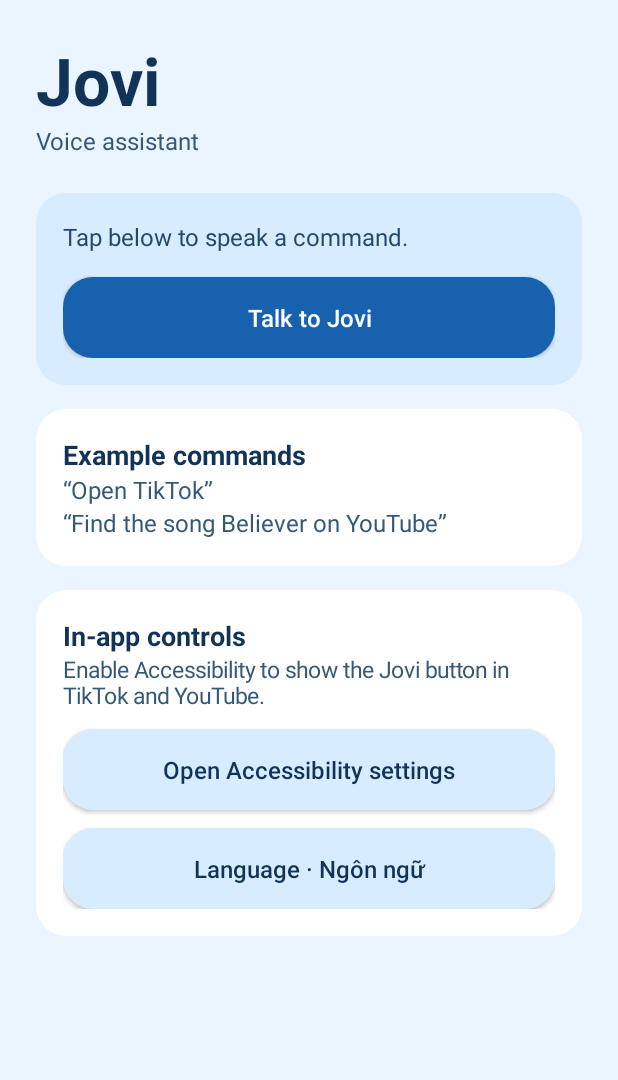
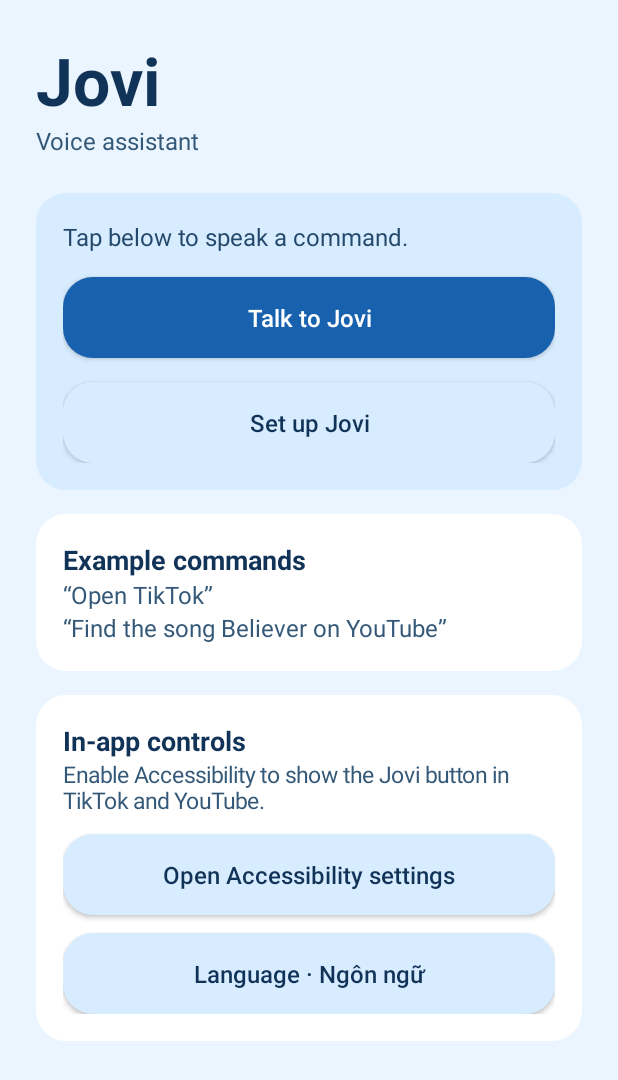
Before and after one commit to lytuk5/AI, an Android app: the screen it shows after launch (MainActivity), on a phone screen of 412 x 824 dp. Shown: the top 1080 px of the screen. Run offline under Robolectric (Android 15) with nearby library versions, the phone set to English and light mode, and no system bars.

Commit message:
Jovi 0.6: guide app and microphone permission setup

```diff
--- a/app/build.gradle
+++ b/app/build.gradle
@@ -10,7 +10,7 @@ android {
         applicationId 'vn.jovi.assistant'
         minSdk 29
         targetSdk 36
-        versionCode 6
-        versionName '0.5'
+        versionCode 7
+        versionName '0.6'
     }
 }
--- /dev/null
+++ b/app/src/main/java/vn/jovi/assistant/AppAccess.java
@@ -0,0 +1,41 @@
+package vn.jovi.assistant;
+
+import android.app.Activity;
+import android.app.AlertDialog;
+import android.content.Context;
+
+final class AppAccess {
+    private static final String[] APPS = {"TikTok", "YouTube", "Messenger", "Zalo", "WhatsApp", "SMS"};
+    private static final int ALL = (1 << APPS.length) - 1;
+
+    static boolean allows(Context context, String app) {
+        int selected = context.getSharedPreferences("app_access", Context.MODE_PRIVATE).getInt("selected", 0);
+        for (int i = 0; i < APPS.length; i++) {
+            if (APPS[i].equals(app)) return (selected & (1 << i)) != 0;
+        }
+        return false;
+    }
+
+    static boolean configured(Context context) {
+        return context.getSharedPreferences("app_access", Context.MODE_PRIVATE).contains("selected");
+    }
+
+    static void choose(Activity activity, Runnable complete) {
+        var preferences = activity.getSharedPreferences("app_access", Context.MODE_PRIVATE);
+        int[] selected = {preferences.getInt("selected", 0)};
+        boolean[] checked = new boolean[APPS.length];
+        for (int i = 0; i < APPS.length; i++) checked[i] = (selected[0] & (1 << i)) != 0;
+        new AlertDialog.Builder(activity)
+                .setTitle(R.string.choose_apps)
+                .setMultiChoiceItems(APPS, checked, (dialog, item, allowed) -> {
+                    int bit = 1 << item;
+                    selected[0] = allowed ? selected[0] | bit : selected[0] & ~bit;
+                })
+                .setNegativeButton(android.R.string.cancel, null)
+                .setPositiveButton(R.string.save_access, (dialog, which) -> {
+                    preferences.edit().putInt("selected", selected[0] & ALL).apply();
+                    complete.run();
+                })
+                .show();
+    }
+}
--- a/app/src/main/java/vn/jovi/assistant/MainActivity.java
+++ b/app/src/main/java/vn/jovi/assistant/MainActivity.java
@@ -81,7 +81,19 @@ public final class MainActivity extends Activity {
             language.setOnClickListener(view -> startActivity(new Intent(
                     Settings.ACTION_APP_LOCALE_SETTINGS, Uri.parse("package:" + getPackageName()))));
         }
+        Button configure = action(getString(R.string.configure_jovi), 0xffd7ecff, 0xff123358);
+        voiceCard.addView(configure, listenSize);
+        configure.setOnClickListener(view -> configure());
         setContentView(scroll);
+        if (!AppAccess.configured(this)) configure();
+    }
+
+    private void configure() {
+        AppAccess.choose(this, () -> {
+            if (checkSelfPermission(Manifest.permission.RECORD_AUDIO) != PackageManager.PERMISSION_GRANTED) {
+                requestPermissions(new String[]{Manifest.permission.RECORD_AUDIO}, 2);
+            }
+        });
     }
 
     private LinearLayout card(LinearLayout parent, int margin, int color) {
@@ -145,6 +157,10 @@ public final class MainActivity extends Activity {
         if (YouTubeSearch.handle(this, phrase, status::setText)) return;
         String command = VoiceInput.command(phrase);
         if (command.equals("mở tin nhắn") || command.equals("mở sms") || command.equals("open sms") || command.equals("open messages")) {
+            if (!AppAccess.allows(this, "SMS")) {
+                status.setText(R.string.access_required);
+                return;
+            }
             Intent sms = new Intent(Intent.ACTION_SENDTO, Uri.parse("smsto:"));
             try {
                 startActivity(sms);
@@ -162,6 +178,17 @@ public final class MainActivity extends Activity {
             default -> new String[0];
         };
         for (String name : packages) {
+            String app = switch (name) {
+                case "com.facebook.orca" -> "Messenger";
+                case "com.zing.zalo" -> "Zalo";
+                case "com.whatsapp" -> "WhatsApp";
+                case YouTubeSearch.PACKAGE -> "YouTube";
+                default -> "TikTok";
+            };
+            if (!AppAccess.allows(this, app)) {
+                status.setText(R.string.access_required);
+                return;
+            }
             Intent launch = getPackageManager().getLaunchIntentForPackage(name);
             if (launch != null) {
                 startActivity(launch);
--- a/app/src/main/java/vn/jovi/assistant/TikTokService.java
+++ b/app/src/main/java/vn/jovi/assistant/TikTokService.java
@@ -35,13 +35,13 @@ public final class TikTokService extends AccessibilityService {
     }
 
     private boolean isTikTok(AccessibilityNodeInfo root) {
-        return root != null && root.getPackageName() != null
+        return AppAccess.allows(this, "TikTok") && root != null && root.getPackageName() != null
                 && Arrays.asList(PACKAGES).contains(root.getPackageName().toString());
     }
 
     private boolean isYouTube(AccessibilityNodeInfo root) {
         CharSequence name = root == null ? null : root.getPackageName();
-        return name != null && YouTubeSearch.PACKAGE.contentEquals(name);
+        return AppAccess.allows(this, "YouTube") && name != null && YouTubeSearch.PACKAGE.contentEquals(name);
     }
 
     private boolean isSupported(AccessibilityNodeInfo root) {
--- a/app/src/main/java/vn/jovi/assistant/YouTubeSearch.java
+++ b/app/src/main/java/vn/jovi/assistant/YouTubeSearch.java
@@ -20,6 +20,10 @@ final class YouTubeSearch {
         Matcher request = REQUEST.matcher(phrase.trim());
         if (!request.matches()) return false;
 
+        if (!AppAccess.allows(context, "YouTube")) {
+            feedback.accept(context.getString(R.string.access_required));
+            return true;
+        }
         String query = request.group(1);
         if (query != null) query = PLATFORM.matcher(query).replaceFirst("").trim();
         if (query == null || query.isEmpty()) {
--- a/app/src/main/res/values/strings.xml
+++ b/app/src/main/res/values/strings.xml
@@ -26,4 +26,8 @@
     <string name="player_missing">Video controls are unavailable.</string>
     <string name="swipe_failed">Could not swipe in TikTok.</string>
     <string name="language">Language · Ngôn ngữ</string>
+    <string name="configure_jovi">Set up Jovi</string>
+    <string name="choose_apps">Choose apps Jovi may access</string>
+    <string name="save_access">Save and continue</string>
+    <string name="access_required">Allow this app in Set up Jovi first.</string>
 </resources>
```
Also changed, not shown: 2 other files.
